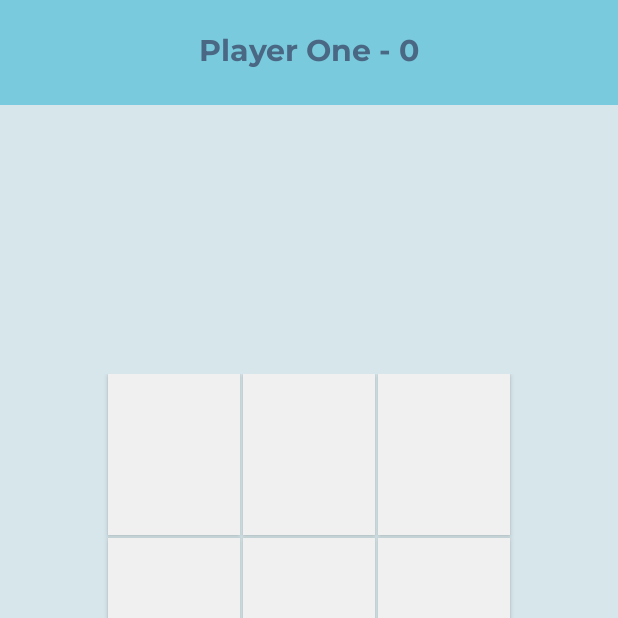
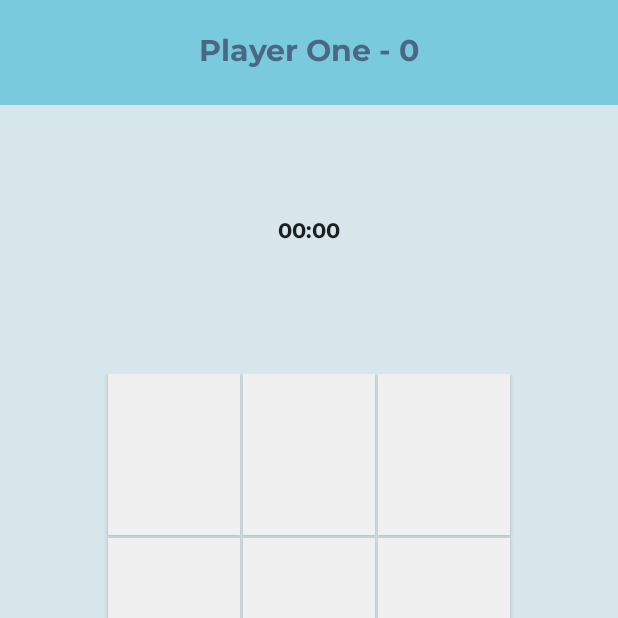
Before and after one commit to Skill-Class/TicTacToeGame, an Android app: the screen it shows after launch (MainActivity), after a tap on an icon or button, on a phone screen of 412 x 824 dp, the top half of it. Run offline under Robolectric (Android 15) with nearby library versions, the light colour scheme and no system bars.

Commit message:
Add timer as mm:ss format to the game

```diff
--- a/app/src/main/java/com/example/tictactoe/MainActivity.java
+++ b/app/src/main/java/com/example/tictactoe/MainActivity.java
@@ -2,6 +2,7 @@ package com.example.tictactoe;
 
 import android.graphics.Color;
 import android.os.Bundle;
+import android.os.SystemClock;
 import android.view.View;
 import android.view.animation.Animation;
 import android.view.animation.AnimationUtils;
@@ -10,6 +11,7 @@ import android.widget.ImageButton;
 import android.widget.TextView;
 import android.widget.Toast;
 import androidx.appcompat.app.AppCompatActivity;
+import android.widget.Chronometer;
 
 public class MainActivity extends AppCompatActivity {
 
@@ -24,6 +26,7 @@ public class MainActivity extends AppCompatActivity {
 
     private TextView textViewPlayer1;
     private TextView textViewPlayer2;
+    private Chronometer timer;
     private Animation flip, clear;
 
     @Override
@@ -35,6 +38,7 @@ public class MainActivity extends AppCompatActivity {
 
         textViewPlayer1 = findViewById(R.id.textView);
         textViewPlayer2 = findViewById(R.id.textView2);
+        timer = findViewById(R.id.timer);
 
         for (int i = 0; i < 3; i++) {
             for (int j = 0; j < 3; j++) {
@@ -49,6 +53,8 @@ public class MainActivity extends AppCompatActivity {
 
         ImageButton buttonReset = findViewById(R.id.image_button);
         buttonReset.setOnClickListener(v -> resetGame());
+
+        timer.start();
     }
 
     private void buttonPressed(View view) {
@@ -86,6 +92,8 @@ public class MainActivity extends AppCompatActivity {
         player2Points = 0;
         updatePointsText();
         resetBoard();
+
+        timer.setBase(SystemClock.elapsedRealtime());
     }
 
 
--- a/app/src/main/res/layout/activity_main.xml
+++ b/app/src/main/res/layout/activity_main.xml
@@ -34,6 +34,33 @@
 
     </androidx.constraintlayout.widget.ConstraintLayout>
 
+
+    <androidx.constraintlayout.widget.ConstraintLayout
+        android:id="@+id/timerLayout"
+        android:layout_width="280dp"
+        android:layout_height="65dp"
+        android:background="#D6E6EA"
+        android:padding="10dp"
+        tools:layout_editor_absoluteX="66dp"
+        tools:layout_editor_absoluteY="98dp"
+        app:layout_constraintTop_toBottomOf="@+id/constraintLayout3"
+        app:layout_constraintBottom_toTopOf="@+id/constraintLayout"
+        app:layout_constraintEnd_toEndOf="parent"
+        app:layout_constraintStart_toStartOf="parent">
+
+        <Chronometer
+            android:id="@+id/timer"
+            android:layout_width="wrap_content"
+            android:layout_height="wrap_content"
+            android:layout_marginTop="8dp"
+            android:layout_marginBottom="8dp"
+            android:fontFamily="@font/montserrat_bold"
+            app:layout_constraintBottom_toBottomOf="parent"
+            app:layout_constraintEnd_toEndOf="parent"
+            app:layout_constraintStart_toStartOf="parent"
+            app:layout_constraintTop_toTopOf="parent" />
+
+    </androidx.constraintlayout.widget.ConstraintLayout>
 
     <androidx.constraintlayout.widget.ConstraintLayout
         android:id="@+id/constraintLayout"
```
